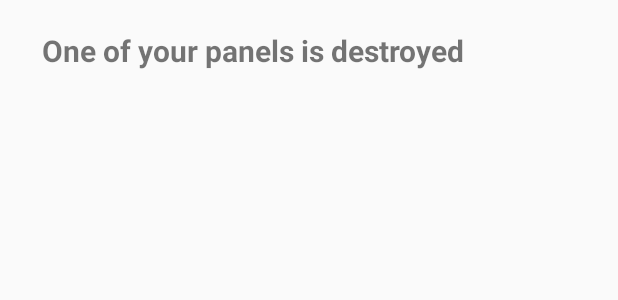
After one commit to pgumienny/MarsSim, an Android app: the layout notifications_layout.xml on its own in the app's theme, with its tools: preview values and no code run, on a phone screen of 412 x 824 dp. The commit adds this screen. Shown: the top 300 px of the screen. Run offline under Robolectric (Android 15) with nearby library versions, the phone set to English and light mode, and no system bars.

Commit message:
trying some stuff

```diff
--- /dev/null
+++ b/app/src/main/res/layout/notification_layout.xml
@@ -0,0 +1,6 @@
+<?xml version="1.0" encoding="utf-8"?>
+<LinearLayout xmlns:android="http://schemas.android.com/apk/res/android"
+    android:orientation="vertical" android:layout_width="match_parent"
+    android:layout_height="match_parent">
+
+</LinearLayout>
--- /dev/null
+++ b/app/src/main/res/layout/notifications_layout.xml
@@ -0,0 +1,19 @@
+<?xml version="1.0" encoding="utf-8"?>
+<LinearLayout xmlns:android="http://schemas.android.com/apk/res/android"
+    android:orientation="vertical"
+    android:layout_width="match_parent"
+    android:layout_height="match_parent"
+    android:paddingLeft="8dp"
+    android:paddingRight="8dp">
+
+    <TextView
+        android:layout_width="match_parent"
+        android:layout_height="match_parent"
+        android:layout_below="@id/title"
+        android:id="@+id/notif1"
+        android:layout_margin="20dp"
+        android:textSize="20dp"
+        android:textStyle="bold"
+        android:text="One of your panels is destroyed"/>
+
+</LinearLayout>
```
Also changed, not shown: app/src/main/java/com/marssim/GameState.java (+24 -0 lines), app/src/main/java/com/marssim/MarsBase.java (+25 -0 lines), app/src/main/java/com/marssim/MarsNotification.java (added, +33 -0 lines), app/src/main/java/com/marssim/views/RoomAcitivity.java (+23 -0 lines), app/src/main/res/layout/content_mars_base.xml (+5 -6 lines).
